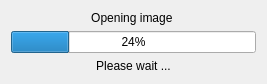
Before: the Qt Designer form vv/qt_ui/vvProgressDialog.ui in open-vv/vv, drawn with Qt 5.
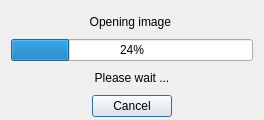
After: the same form once the commit is applied. Icons and pictures are not drawn.

The edit to the form file:
```diff
--- a/vv/qt_ui/vvProgressDialog.ui
+++ b/vv/qt_ui/vvProgressDialog.ui
@@ -9,8 +9,8 @@
    <rect>
     <x>0</x>
     <y>0</y>
-    <width>267</width>
-    <height>59</height>
+    <width>264</width>
+    <height>120</height>
    </rect>
   </property>
   <property name="windowTitle">
@@ -20,8 +20,11 @@
    <iconset resource="../vvIcons.qrc">
     <normaloff>:/common/icons/ducky.png</normaloff>:/common/icons/ducky.png</iconset>
   </property>
-  <layout class="QGridLayout">
-   <item row="0" column="0">
+  <layout class="QVBoxLayout" name="verticalLayout">
+   <property name="bottomMargin">
+    <number>3</number>
+   </property>
+   <item>
     <widget class="QLabel" name="textLabel">
      <property name="text">
       <string>Opening image </string>
@@ -31,23 +34,42 @@
      </property>
     </widget>
    </item>
-   <item row="2" column="0">
-    <widget class="QLabel" name="progressLabel">
-     <property name="text">
-      <string>Please wait ...</string>
-     </property>
-     <property name="alignment">
-      <set>Qt::AlignCenter</set>
-     </property>
-    </widget>
-   </item>
-   <item row="1" column="0">
+   <item>
     <widget class="QProgressBar" name="progressBar">
      <property name="value">
       <number>24</number>
      </property>
     </widget>
    </item>
+   <item>
+    <widget class="QLabel" name="progressLabel">
+     <property name="text">
+      <string>Please wait ...</string>
+     </property>
+     <property name="alignment">
+      <set>Qt::AlignCenter</set>
+     </property>
+    </widget>
+   </item>
+   <item>
+    <widget class="QDialogButtonBox" name="mCancelButton">
+     <property name="font">
+      <font>
+       <weight>50</weight>
+       <bold>false</bold>
+      </font>
+     </property>
+     <property name="layoutDirection">
+      <enum>Qt::LeftToRight</enum>
+     </property>
+     <property name="standardButtons">
+      <set>QDialogButtonBox::Cancel</set>
+     </property>
+     <property name="centerButtons">
+      <bool>true</bool>
+     </property>
+    </widget>
+   </item>
   </layout>
  </widget>
  <resources>
```
